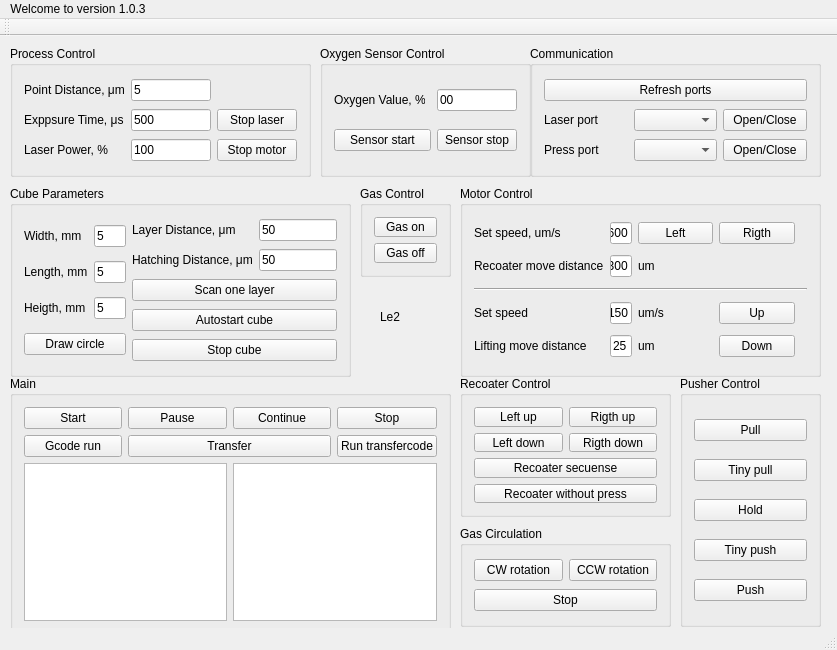
Old version of the form Happy3D/mainwindow.ui in the repository Anaga/Happy3D-Qt.
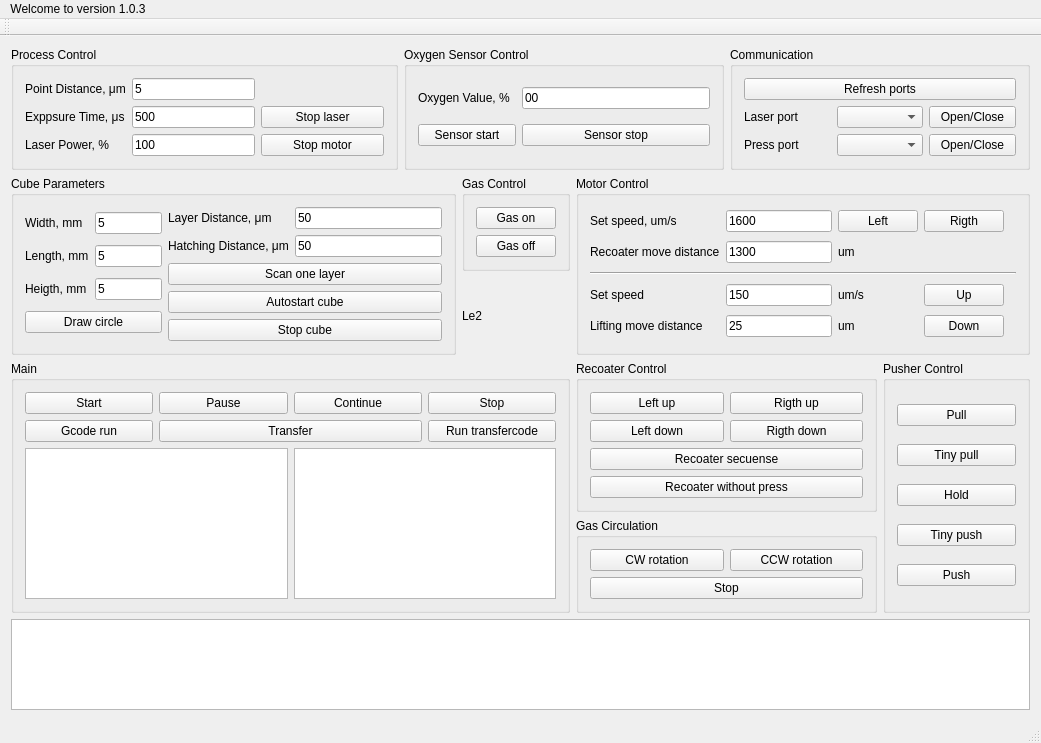
New version of the form.

Patch:
```diff
--- a/Happy3D/mainwindow.ui
+++ b/Happy3D/mainwindow.ui
@@ -6,23 +6,177 @@
    <rect>
     <x>0</x>
     <y>0</y>
-    <width>837</width>
-    <height>650</height>
+    <width>1041</width>
+    <height>743</height>
    </rect>
   </property>
   <property name="windowTitle">
    <string>Happy SLS 3D </string>
   </property>
   <widget class="QWidget" name="centralWidget">
+   <layout class="QGridLayout" name="gridLayout_10">
+    <item row="1" column="2">
+     <widget class="QGroupBox" name="groupBox_GasControl">
+      <property name="title">
+       <string>Gas Control</string>
+      </property>
+      <layout class="QVBoxLayout" name="verticalLayout">
+       <item>
+        <widget class="QPushButton" name="pushButton_GasCp_On">
+         <property name="text">
+          <string>Gas on</string>
+         </property>
+        </widget>
+       </item>
+       <item>
+        <widget class="QPushButton" name="pushButton_GasCp_Of">
+         <property name="text">
+          <string>Gas off</string>
+         </property>
+        </widget>
+       </item>
+      </layout>
+     </widget>
+    </item>
+    <item row="0" column="4" colspan="2">
+     <widget class="QGroupBox" name="groupBox_Communication">
+      <property name="title">
+       <string>Communication</string>
+      </property>
+      <layout class="QGridLayout" name="gridLayout_3">
+       <item row="3" column="0">
+        <widget class="QLabel" name="label_Com_Pres_Status">
+         <property name="text">
+          <string>Press port</string>
+         </property>
+        </widget>
+       </item>
+       <item row="2" column="0">
+        <widget class="QLabel" name="label_Com_Las_Status">
+         <property name="text">
+          <string>Laser port</string>
+         </property>
+        </widget>
+       </item>
+       <item row="2" column="1">
+        <widget class="QComboBox" name="comboBox_Com_Laser_Select"/>
+       </item>
+       <item row="3" column="1">
+        <widget class="QComboBox" name="comboBox_Com_Press_Select"/>
+       </item>
+       <item row="1" column="0" colspan="3">
+        <widget class="QPushButton" name="pushButton_Com_Refresh">
+         <property name="text">
+          <string>Refresh ports</string>
+         </property>
+        </widget>
+       </item>
+       <item row="2" column="2">
+        <widget class="QPushButton" name="pushButton_Com_Las_OC">
+         <property name="text">
+          <string>Open/Close</string>
+         </property>
+         <property name="checkable">
+          <bool>true</bool>
+         </property>
+        </widget>
+       </item>
+       <item row="3" column="2">
+        <widget class="QPushButton" name="pushButton_Com_Pres_OC">
+         <property name="text">
+          <string>Open/Close</string>
+         </property>
+         <property name="checkable">
+          <bool>true</bool>
+         </property>
+        </widget>
+       </item>
+      </layout>
+     </widget>
+    </item>
+    <item row="4" column="3" colspan="2">
+     <widget class="QGroupBox" name="groupBox_GasCirculation">
+      <property name="title">
+       <string>Gas Circulation</string>
+      </property>
+      <layout class="QGridLayout" name="gridLayout_7">
+       <item row="0" column="1">
+        <widget class="QPushButton" name="pushButton_GasCir_CCWRot">
+         <property name="text">
+          <string>CCW rotation</string>
+         </property>
+        </widget>
+       </item>
+       <item row="0" column="0">
+        <widget class="QPushButton" name="pushButton_GasCir_CWRot">
+         <property name="text">
+          <string>CW rotation</string>
+         </property>
+        </widget>
+       </item>
+       <item row="1" column="0" colspan="2">
+        <widget class="QPushButton" name="pushButton_GasCir_Stop">
+         <property name="text">
+          <string>Stop</string>
+         </property>
+        </widget>
+       </item>
+      </layout>
+     </widget>
+    </item>
+    <item row="3" column="5" rowspan="2">
+     <widget class="QGroupBox" name="groupBox_PusherControl">
+      <property name="title">
+       <string>Pusher Control</string>
+      </property>
+      <layout class="QVBoxLayout" name="verticalLayout_2">
+       <item>
+        <widget class="QPushButton" name="pushButton_PushC_Pull">
+         <property name="text">
+          <string>Pull</string>
+         </property>
+        </widget>
+       </item>
+       <item>
+        <widget class="QPushButton" name="pushButton_PushC_TPull">
+         <property name="text">
+          <string>Tiny pull</string>
+         </property>
+        </widget>
+       </item>
+       <item>
+        <widget class="QPushButton" name="pushButton_PushC_Hold">
+         <property name="text">
+          <string>Hold</string>
+         </property>
+        </widget>
+       </item>
+       <item>
+        <widget class="QPushButton" name="pushButton_PushC_TPush">
+         <property name="text">
+          <string>Tiny push</string>
+         </property>
+        </widget>
+       </item>
+       <item>
+        <widget class="QPushButton" name="pushButton_PushC_Push">
+         <property name="text">
+          <string>Push</string>
+         </property>
+        </widget>
+       </item>
+      </layout>
+     </widget>
+    </item>
+    <item row="2" column="2">
+     <widget class="QLabel" name="label">
+      <property name="text">
+       <string>Le2</string>
+      </property>
+     </widget>
+    </item>
+    <item row="0" column="0">
    <widget class="QGroupBox" name="groupBox_ProcessControl">
-    <property name="geometry">
-     <rect>
-      <x>10</x>
-      <y>10</y>
-      <width>301</width>
-      <height>131</height>
-     </rect>
-    </property>
     <property name="title">
      <string>Process Control</string>
     </property>
@@ -107,15 +261,9 @@
      </item>
     </layout>
    </widget>
+    </item>
+    <item row="0" column="1" colspan="3">
    <widget class="QGroupBox" name="groupBox_OxygenSensorControl">
-    <property name="geometry">
-     <rect>
-      <x>320</x>
-      <y>10</y>
-      <width>211</width>
-      <height>131</height>
-     </rect>
-    </property>
     <property name="title">
      <string>Oxygen Sensor Control</string>
     </property>
@@ -150,198 +298,9 @@
      </item>
     </layout>
    </widget>
-   <widget class="QGroupBox" name="groupBox_Communication">
-    <property name="geometry">
-     <rect>
-      <x>530</x>
-      <y>10</y>
-      <width>291</width>
-      <height>131</height>
-     </rect>
-    </property>
-    <property name="title">
-     <string>Communication</string>
-    </property>
-    <layout class="QGridLayout" name="gridLayout_3">
-     <item row="3" column="0">
-      <widget class="QLabel" name="label_Com_Pres_Status">
-       <property name="text">
-        <string>Press port</string>
-       </property>
-      </widget>
-     </item>
-     <item row="2" column="0">
-      <widget class="QLabel" name="label_Com_Las_Status">
-       <property name="text">
-        <string>Laser port</string>
-       </property>
-      </widget>
-     </item>
-     <item row="2" column="1">
-      <widget class="QComboBox" name="comboBox_Com_Laser_Select"/>
-     </item>
-     <item row="3" column="1">
-      <widget class="QComboBox" name="comboBox_Com_Press_Select"/>
-     </item>
-     <item row="1" column="0" colspan="3">
-      <widget class="QPushButton" name="pushButton_Com_Refresh">
-       <property name="text">
-        <string>Refresh ports</string>
-       </property>
-      </widget>
-     </item>
-     <item row="2" column="2">
-      <widget class="QPushButton" name="pushButton_Com_Las_OC">
-       <property name="text">
-        <string>Open/Close</string>
-       </property>
-       <property name="checkable">
-        <bool>true</bool>
-       </property>
-      </widget>
-     </item>
-     <item row="3" column="2">
-      <widget class="QPushButton" name="pushButton_Com_Pres_OC">
-       <property name="text">
-        <string>Open/Close</string>
-       </property>
-       <property name="checkable">
-        <bool>true</bool>
-       </property>
-      </widget>
-     </item>
-    </layout>
-   </widget>
-   <widget class="QGroupBox" name="groupBox_CubeParams">
-    <property name="geometry">
-     <rect>
-      <x>10</x>
-      <y>150</y>
-      <width>341</width>
-      <height>191</height>
-     </rect>
-    </property>
-    <property name="title">
-     <string>Cube Parameters</string>
-    </property>
-    <layout class="QHBoxLayout" name="horizontalLayout" stretch="1,2">
-     <item>
-      <layout class="QGridLayout" name="gridLayout_4">
-       <item row="2" column="0">
-        <widget class="QLabel" name="label_Cub_H">
-         <property name="text">
-          <string>Heigth, mm</string>
-         </property>
-        </widget>
-       </item>
-       <item row="0" column="0">
-        <widget class="QLabel" name="label_Cub_W">
-         <property name="text">
-          <string>Width, mm</string>
-         </property>
-        </widget>
-       </item>
-       <item row="1" column="0">
-        <widget class="QLabel" name="label_Cub_L">
-         <property name="text">
-          <string>Length, mm</string>
-         </property>
-        </widget>
-       </item>
-       <item row="0" column="1">
-        <widget class="QLineEdit" name="lineEdit_Cub_W">
-         <property name="text">
-          <string>5</string>
-         </property>
-        </widget>
-       </item>
-       <item row="1" column="1">
-        <widget class="QLineEdit" name="lineEdit_Cub_L">
-         <property name="text">
-          <string>5</string>
-         </property>
-        </widget>
-       </item>
-       <item row="2" column="1">
-        <widget class="QLineEdit" name="lineEdit_Cub_H">
-         <property name="text">
-          <string>5</string>
-         </property>
-        </widget>
-       </item>
-       <item row="3" column="0" colspan="2">
-        <widget class="QPushButton" name="pushButton_Cub_Circel">
-         <property name="text">
-          <string>Draw circle</string>
-         </property>
-        </widget>
-       </item>
-      </layout>
-     </item>
-     <item>
-      <layout class="QGridLayout" name="gridLayout_5">
-       <item row="0" column="0">
-        <widget class="QLabel" name="label_Cub_LayDist">
-         <property name="text">
-          <string>Layer Distance, μm</string>
-         </property>
-        </widget>
-       </item>
-       <item row="1" column="0">
-        <widget class="QLabel" name="label_Cub_HatcDist">
-         <property name="text">
-          <string>Hatching Distance, μm</string>
-         </property>
-        </widget>
-       </item>
-       <item row="0" column="1">
-        <widget class="QLineEdit" name="lineEdit_Cub_LayerDist">
-         <property name="text">
-          <string>50</string>
-         </property>
-        </widget>
-       </item>
-       <item row="1" column="1">
-        <widget class="QLineEdit" name="lineEdit_Cub_HatchingDist">
-         <property name="text">
-          <string>50</string>
-         </property>
-        </widget>
-       </item>
-       <item row="2" column="0" colspan="2">
-        <widget class="QPushButton" name="pushButton_Cub_ScanLayer">
-         <property name="text">
-          <string>Scan one layer</string>
-         </property>
-        </widget>
-       </item>
-       <item row="3" column="0" colspan="2">
-        <widget class="QPushButton" name="pushButton_Cub_AutoStart">
-         <property name="text">
-          <string>Autostart cube</string>
-         </property>
-        </widget>
-       </item>
-       <item row="4" column="0" colspan="2">
-        <widget class="QPushButton" name="pushButton_Cub_Stop">
-         <property name="text">
-          <string>Stop cube</string>
-         </property>
-        </widget>
-       </item>
-      </layout>
-     </item>
-    </layout>
-   </widget>
+    </item>
+    <item row="1" column="3" rowspan="2" colspan="3">
    <widget class="QGroupBox" name="groupBox_MotorControl">
-    <property name="geometry">
-     <rect>
-      <x>460</x>
-      <y>150</y>
-      <width>361</width>
-      <height>191</height>
-     </rect>
-    </property>
     <property name="title">
      <string>Motor Control</string>
     </property>
@@ -460,200 +419,9 @@
      </item>
     </layout>
    </widget>
-   <widget class="QGroupBox" name="groupBox_GasControl">
-    <property name="geometry">
-     <rect>
-      <x>360</x>
-      <y>150</y>
-      <width>91</width>
-      <height>91</height>
-     </rect>
-    </property>
-    <property name="title">
-     <string>Gas Control</string>
-    </property>
-    <layout class="QVBoxLayout" name="verticalLayout">
-     <item>
-      <widget class="QPushButton" name="pushButton_GasCp_On">
-       <property name="text">
-        <string>Gas on</string>
-       </property>
-      </widget>
-     </item>
-     <item>
-      <widget class="QPushButton" name="pushButton_GasCp_Of">
-       <property name="text">
-        <string>Gas off</string>
-       </property>
-      </widget>
-     </item>
-    </layout>
-   </widget>
-   <widget class="QGroupBox" name="groupBox_Main">
-    <property name="geometry">
-     <rect>
-      <x>10</x>
-      <y>340</y>
-      <width>441</width>
-      <height>259</height>
-     </rect>
-    </property>
-    <property name="title">
-     <string>Main</string>
-    </property>
-    <layout class="QGridLayout" name="gridLayout_8">
-     <item row="2" column="0" colspan="2">
-      <widget class="QTextBrowser" name="textBrowser_Main_Orig"/>
-     </item>
-     <item row="0" column="3">
-      <widget class="QPushButton" name="pushButton_Main_Stop">
-       <property name="text">
-        <string>Stop</string>
-       </property>
-      </widget>
-     </item>
-     <item row="2" column="2" colspan="2">
-      <widget class="QTextBrowser" name="textBrowser_Main_Trans"/>
-     </item>
-     <item row="0" column="1">
-      <widget class="QPushButton" name="pushButton_Main_Pause">
-       <property name="text">
-        <string>Pause</string>
-       </property>
-      </widget>
-     </item>
-     <item row="1" column="1" colspan="2">
-      <widget class="QPushButton" name="pushButton_Main_Transfer">
-       <property name="text">
-        <string>Transfer</string>
-       </property>
-      </widget>
-     </item>
-     <item row="1" column="0">
-      <widget class="QPushButton" name="pushButton_Main_GcodeRun">
-       <property name="text">
-        <string>Gcode run</string>
-       </property>
-      </widget>
-     </item>
-     <item row="0" column="0">
-      <widget class="QPushButton" name="pushButton_Main_Start">
-       <property name="text">
-        <string>Start</string>
-       </property>
-      </widget>
-     </item>
-     <item row="1" column="3">
-      <widget class="QPushButton" name="pushButton_Main_RunTrans">
-       <property name="text">
-        <string>Run transfercode</string>
-       </property>
-      </widget>
-     </item>
-     <item row="0" column="2">
-      <widget class="QPushButton" name="pushButton_Main_Cont">
-       <property name="text">
-        <string>Continue</string>
-       </property>
-      </widget>
-     </item>
-    </layout>
-   </widget>
-   <widget class="QGroupBox" name="groupBox_PusherControl">
-    <property name="geometry">
-     <rect>
-      <x>680</x>
-      <y>340</y>
-      <width>141</width>
-      <height>251</height>
-     </rect>
-    </property>
-    <property name="title">
-     <string>Pusher Control</string>
-    </property>
-    <layout class="QVBoxLayout" name="verticalLayout_2">
-     <item>
-      <widget class="QPushButton" name="pushButton_PushC_Pull">
-       <property name="text">
-        <string>Pull</string>
-       </property>
-      </widget>
-     </item>
-     <item>
-      <widget class="QPushButton" name="pushButton_PushC_TPull">
-       <property name="text">
-        <string>Tiny pull</string>
-       </property>
-      </widget>
-     </item>
-     <item>
-      <widget class="QPushButton" name="pushButton_PushC_Hold">
-       <property name="text">
-        <string>Hold</string>
-       </property>
-      </widget>
-     </item>
-     <item>
-      <widget class="QPushButton" name="pushButton_PushC_TPush">
-       <property name="text">
-        <string>Tiny push</string>
-       </property>
-      </widget>
-     </item>
-     <item>
-      <widget class="QPushButton" name="pushButton_PushC_Push">
-       <property name="text">
-        <string>Push</string>
-       </property>
-      </widget>
-     </item>
-    </layout>
-   </widget>
-   <widget class="QGroupBox" name="groupBox_GasCirculation">
-    <property name="geometry">
-     <rect>
-      <x>460</x>
-      <y>490</y>
-      <width>211</width>
-      <height>101</height>
-     </rect>
-    </property>
-    <property name="title">
-     <string>Gas Circulation</string>
-    </property>
-    <layout class="QGridLayout" name="gridLayout_7">
-     <item row="0" column="1">
-      <widget class="QPushButton" name="pushButton_GasCir_CCWRot">
-       <property name="text">
-        <string>CCW rotation</string>
-       </property>
-      </widget>
-     </item>
-     <item row="0" column="0">
-      <widget class="QPushButton" name="pushButton_GasCir_CWRot">
-       <property name="text">
-        <string>CW rotation</string>
-       </property>
-      </widget>
-     </item>
-     <item row="1" column="0" colspan="2">
-      <widget class="QPushButton" name="pushButton_GasCir_Stop">
-       <property name="text">
-        <string>Stop</string>
-       </property>
-      </widget>
-     </item>
-    </layout>
-   </widget>
+    </item>
+    <item row="3" column="3" colspan="2">
    <widget class="QGroupBox" name="groupBox_RecoaterControl">
-    <property name="geometry">
-     <rect>
-      <x>460</x>
-      <y>340</y>
-      <width>211</width>
-      <height>141</height>
-     </rect>
-    </property>
     <property name="title">
      <string>Recoater Control</string>
     </property>
@@ -702,27 +470,198 @@
      </item>
     </layout>
    </widget>
-   <widget class="QLabel" name="label">
-    <property name="geometry">
-     <rect>
-      <x>380</x>
-      <y>270</y>
-      <width>67</width>
-      <height>22</height>
-     </rect>
-    </property>
+    </item>
+    <item row="1" column="0" rowspan="2" colspan="2">
+     <widget class="QGroupBox" name="groupBox_CubeParams">
+      <property name="title">
+       <string>Cube Parameters</string>
+      </property>
+      <layout class="QHBoxLayout" name="horizontalLayout" stretch="1,2">
+       <item>
+        <layout class="QGridLayout" name="gridLayout_4">
+         <item row="2" column="0">
+          <widget class="QLabel" name="label_Cub_H">
     <property name="text">
-     <string>Le2</string>
-    </property>
-   </widget>
+            <string>Heigth, mm</string>
+           </property>
+          </widget>
+         </item>
+         <item row="0" column="0">
+          <widget class="QLabel" name="label_Cub_W">
+           <property name="text">
+            <string>Width, mm</string>
+           </property>
+          </widget>
+         </item>
+         <item row="1" column="0">
+          <widget class="QLabel" name="label_Cub_L">
+           <property name="text">
+            <string>Length, mm</string>
+           </property>
+          </widget>
+         </item>
+         <item row="0" column="1">
+          <widget class="QLineEdit" name="lineEdit_Cub_W">
+           <property name="text">
+            <string>5</string>
+           </property>
+          </widget>
+         </item>
+         <item row="1" column="1">
+          <widget class="QLineEdit" name="lineEdit_Cub_L">
+           <property name="text">
+            <string>5</string>
+           </property>
+          </widget>
+         </item>
+         <item row="2" column="1">
+          <widget class="QLineEdit" name="lineEdit_Cub_H">
+           <property name="text">
+            <string>5</string>
+           </property>
+          </widget>
+         </item>
+         <item row="3" column="0" colspan="2">
+          <widget class="QPushButton" name="pushButton_Cub_Circel">
+           <property name="text">
+            <string>Draw circle</string>
+           </property>
+          </widget>
+         </item>
+        </layout>
+       </item>
+       <item>
+        <layout class="QGridLayout" name="gridLayout_5">
+         <item row="0" column="0">
+          <widget class="QLabel" name="label_Cub_LayDist">
+           <property name="text">
+            <string>Layer Distance, μm</string>
+           </property>
+          </widget>
+         </item>
+         <item row="1" column="0">
+          <widget class="QLabel" name="label_Cub_HatcDist">
+           <property name="text">
+            <string>Hatching Distance, μm</string>
+           </property>
+          </widget>
+         </item>
+         <item row="0" column="1">
+          <widget class="QLineEdit" name="lineEdit_Cub_LayerDist">
+           <property name="text">
+            <string>50</string>
+           </property>
+          </widget>
+         </item>
+         <item row="1" column="1">
+          <widget class="QLineEdit" name="lineEdit_Cub_HatchingDist">
+           <property name="text">
+            <string>50</string>
+           </property>
+          </widget>
+         </item>
+         <item row="2" column="0" colspan="2">
+          <widget class="QPushButton" name="pushButton_Cub_ScanLayer">
+           <property name="text">
+            <string>Scan one layer</string>
+           </property>
+          </widget>
+         </item>
+         <item row="3" column="0" colspan="2">
+          <widget class="QPushButton" name="pushButton_Cub_AutoStart">
+           <property name="text">
+            <string>Autostart cube</string>
+           </property>
+          </widget>
+         </item>
+         <item row="4" column="0" colspan="2">
+          <widget class="QPushButton" name="pushButton_Cub_Stop">
+           <property name="text">
+            <string>Stop cube</string>
+           </property>
+          </widget>
+         </item>
+        </layout>
+       </item>
+      </layout>
+     </widget>
+    </item>
+    <item row="3" column="0" rowspan="2" colspan="3">
+     <widget class="QGroupBox" name="groupBox_Main">
+      <property name="title">
+       <string>Main</string>
+      </property>
+      <layout class="QGridLayout" name="gridLayout_8">
+       <item row="0" column="0">
+        <widget class="QPushButton" name="pushButton_Main_Start">
+         <property name="text">
+          <string>Start</string>
+         </property>
+        </widget>
+       </item>
+       <item row="0" column="2">
+        <widget class="QPushButton" name="pushButton_Main_Cont">
+         <property name="text">
+          <string>Continue</string>
+         </property>
+        </widget>
+       </item>
+       <item row="1" column="1" colspan="2">
+        <widget class="QPushButton" name="pushButton_Main_Transfer">
+         <property name="text">
+          <string>Transfer</string>
+         </property>
+        </widget>
+       </item>
+       <item row="1" column="0">
+        <widget class="QPushButton" name="pushButton_Main_GcodeRun">
+         <property name="text">
+          <string>Gcode run</string>
+         </property>
+        </widget>
+       </item>
+       <item row="0" column="3">
+        <widget class="QPushButton" name="pushButton_Main_Stop">
+         <property name="text">
+          <string>Stop</string>
+         </property>
+        </widget>
+       </item>
+       <item row="0" column="1">
+        <widget class="QPushButton" name="pushButton_Main_Pause">
+         <property name="text">
+          <string>Pause</string>
+         </property>
+        </widget>
+       </item>
+       <item row="1" column="3">
+        <widget class="QPushButton" name="pushButton_Main_RunTrans">
+         <property name="text">
+          <string>Run transfercode</string>
+         </property>
+        </widget>
+       </item>
+       <item row="2" column="0" colspan="2">
+        <widget class="QPlainTextEdit" name="plainTextEdit"/>
+       </item>
+       <item row="2" column="2" colspan="2">
+        <widget class="QPlainTextEdit" name="plainTextEdit_2"/>
+       </item>
+      </layout>
+     </widget>
+    </item>
+    <item row="5" column="0" colspan="6">
+     <widget class="QTextBrowser" name="textBrowser_log"/>
+    </item>
+   </layout>
   </widget>
   <widget class="QMenuBar" name="menuBar">
    <property name="geometry">
     <rect>
      <x>0</x>
      <y>0</y>
-     <width>837</width>
-     <height>26</height>
+     <width>1041</width>
+     <height>21</height>
     </rect>
    </property>
    <widget class="QMenu" name="menuWelcome_to_version_1_0_0">
```
Lines whose indentation alone changed are shown as unchanged.
